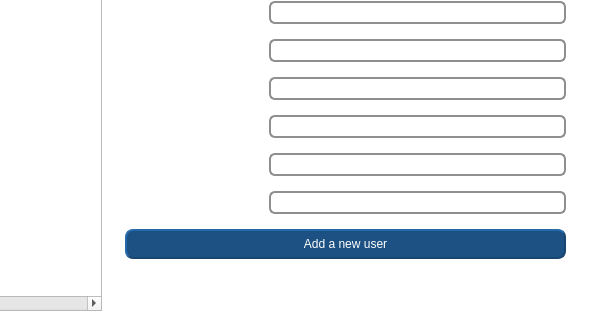
First picture: the form in source/manageaccounts.ui, repository sophieham/Glybook, before the edit; both pictures show x 299 to 900 and y 380 to 700 of the 900 by 700 pixel window.
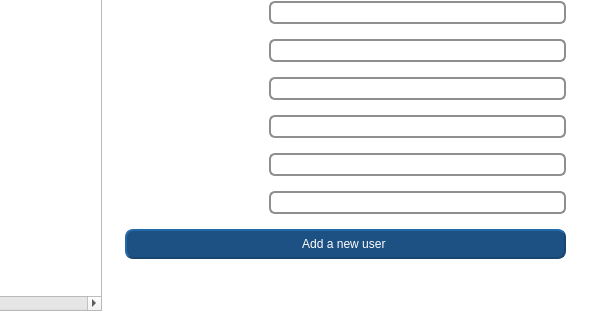
Second picture: the form after the edit. Icons and pictures are not drawn.

```diff
--- a/source/manageaccounts.ui
+++ b/source/manageaccounts.ui
@@ -335,8 +335,20 @@
         <verstretch>0</verstretch>
        </sizepolicy>
       </property>
+      <property name="font">
+       <font>
+        <pointsize>9</pointsize>
+       </font>
+      </property>
+      <property name="layoutDirection">
+       <enum>Qt::RightToLeft</enum>
+      </property>
       <property name="text">
-       <string>Add a new user</string>
+       <string>Add a new user </string>
+      </property>
+      <property name="icon">
+       <iconset resource="resource.qrc">
+        <normaloff>:/icons/add.png</normaloff>:/icons/add.png</iconset>
       </property>
      </widget>
     </item>
```
